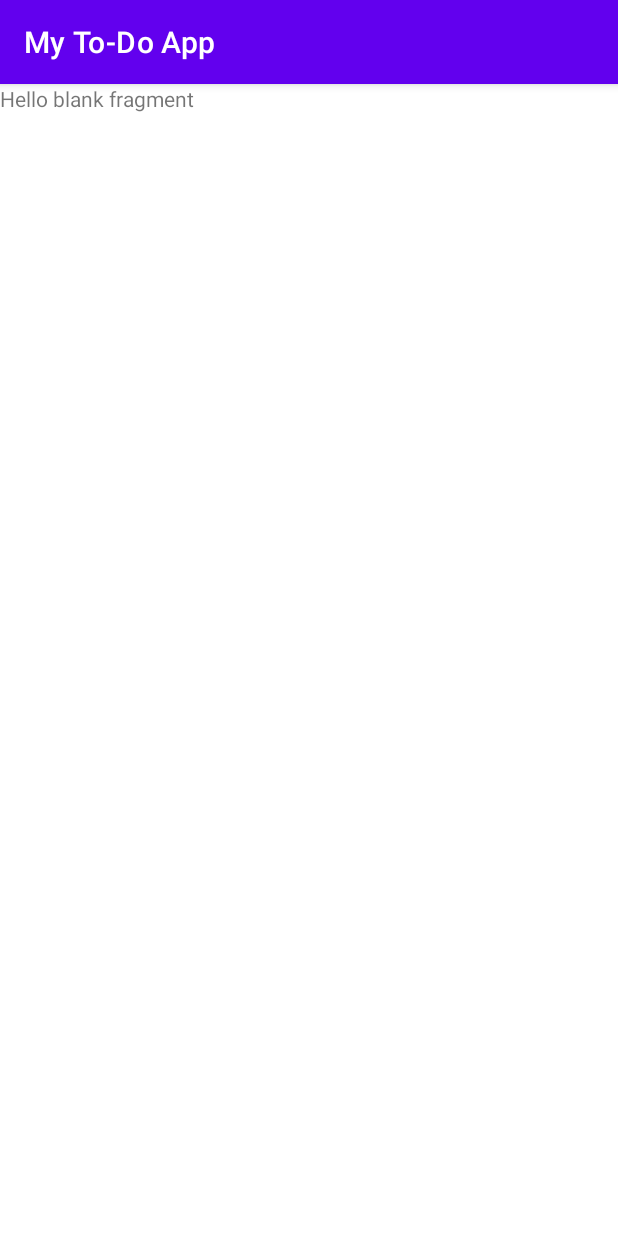
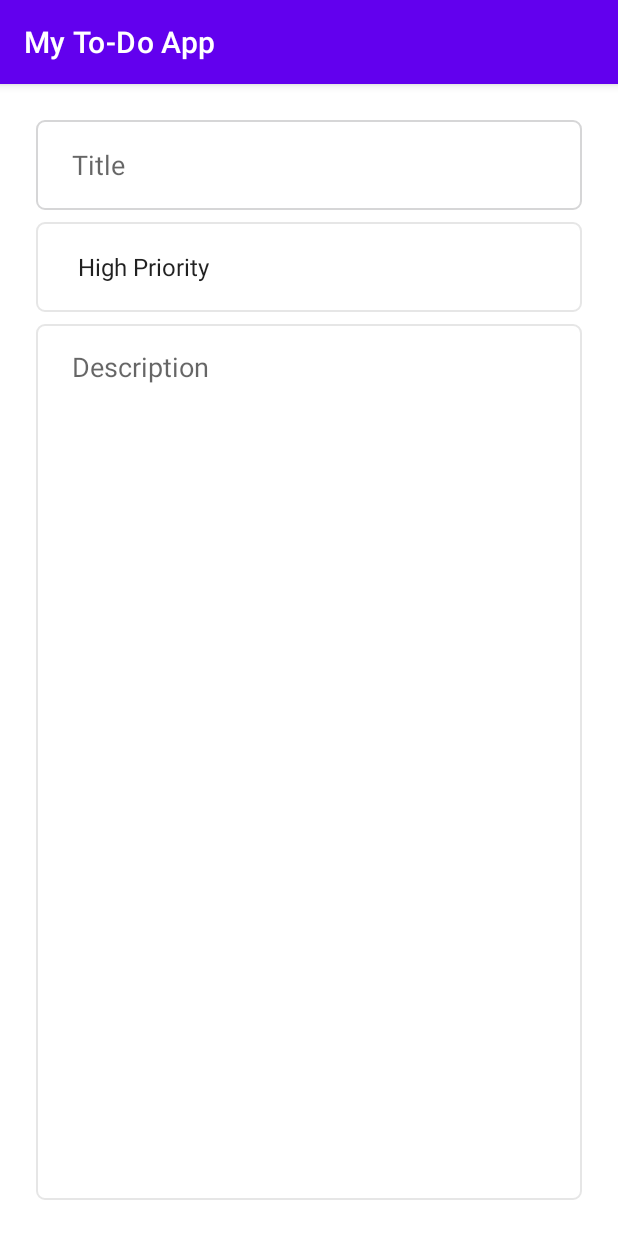
Before and after one commit to Bhaskar100-hub/My_To-Do_App, an Android app: the fragment UpdateFragment shown on its own in the app's theme, on a phone screen of 412 x 824 dp. Run offline under Robolectric (Android 15) with nearby library versions, the light colour scheme and no system bars.

Commit message:
Design UpdateFrament Layout

```diff
--- a/app/src/main/java/wary/bhaskar/myto_doapp/fragments/list/ListFragment.kt
+++ b/app/src/main/java/wary/bhaskar/myto_doapp/fragments/list/ListFragment.kt
@@ -2,9 +2,7 @@ package wary.bhaskar.myto_doapp.fragments.list
 
 import android.os.Bundle
 import androidx.fragment.app.Fragment
-import android.view.LayoutInflater
 import android.view.View
-import android.view.ViewGroup
 import androidx.navigation.fragment.findNavController
 import wary.bhaskar.myto_doapp.R
 import wary.bhaskar.myto_doapp.databinding.FragmentListBinding
@@ -20,5 +18,9 @@ class ListFragment : Fragment(R.layout.fragment_list) {
         binding.floatingActionButton.setOnClickListener {
             findNavController().navigate((R.id.action_listFragment_to_addFragment))
         }
+
+        binding.listLayout.setOnClickListener{
+            findNavController().navigate(R.id.action_listFragment_to_updateFragment)
+        }
     }
 }
--- /dev/null
+++ b/app/src/main/res/drawable/custom_input.xml
@@ -0,0 +1,20 @@
+<?xml version="1.0" encoding="utf-8"?>
+<selector xmlns:android="http://schemas.android.com/apk/res/android">
+
+    <item android:state_enabled="true" android:state_focused="true">
+        <shape android:shape="rectangle">
+            <solid android:color="@color/white"/>
+            <stroke android:width="1dp" android:color="@color/colorPrimary"/>
+            <corners android:radius="5dp"/>
+        </shape>
+    </item>
+
+    <item android:state_enabled="true">
+        <shape android:shape="rectangle">
+            <solid android:color="@color/white"/>
+            <stroke android:width="1dp" android:color="@color/lightGray"/>
+            <corners android:radius="5dp"/>
+        </shape>
+    </item>
+
+</selector>
--- a/app/src/main/res/layout/fragment_add.xml
+++ b/app/src/main/res/layout/fragment_add.xml
@@ -54,4 +54,5 @@
         app:layout_constraintHorizontal_bias="0.5"
         app:layout_constraintStart_toStartOf="parent"
         app:layout_constraintTop_toBottomOf="@+id/priorities_spinner" />
+
 </androidx.constraintlayout.widget.ConstraintLayout>
--- a/app/src/main/res/layout/fragment_list.xml
+++ b/app/src/main/res/layout/fragment_list.xml
@@ -4,6 +4,7 @@
     xmlns:tools="http://schemas.android.com/tools"
     android:layout_width="match_parent"
     android:layout_height="match_parent"
+    android:id="@+id/listLayout"
     tools:context=".fragments.list.ListFragment">
 
     <androidx.recyclerview.widget.RecyclerView
--- a/app/src/main/res/layout/fragment_update.xml
+++ b/app/src/main/res/layout/fragment_update.xml
@@ -1,14 +1,58 @@
 <?xml version="1.0" encoding="utf-8"?>
-<FrameLayout xmlns:android="http://schemas.android.com/apk/res/android"
+<androidx.constraintlayout.widget.ConstraintLayout xmlns:android="http://schemas.android.com/apk/res/android"
     xmlns:tools="http://schemas.android.com/tools"
     android:layout_width="match_parent"
     android:layout_height="match_parent"
+    android:padding="24dp"
+    xmlns:app="http://schemas.android.com/apk/res-auto"
     tools:context=".fragments.update.UpdateFragment">
 
-    <!-- TODO: Update blank fragment layout -->
-    <TextView
-        android:layout_width="match_parent"
-        android:layout_height="match_parent"
-        android:text="@string/hello_blank_fragment" />
+    <EditText
+        android:id="@+id/current_title_et"
+        android:layout_width="0dp"
+        android:layout_height="60dp"
+        android:ems="10"
+        android:inputType="textPersonName"
+        android:hint="@string/title"
+        android:paddingStart="24dp"
+        android:paddingEnd="24dp"
+        android:background="@drawable/custom_input"
+        app:layout_constraintEnd_toEndOf="parent"
+        app:layout_constraintStart_toStartOf="parent"
+        app:layout_constraintTop_toTopOf="parent"
+        app:layout_constraintHorizontal_bias="0.5"/>
 
-</FrameLayout>
+    <Spinner
+        android:id="@+id/current_priorities_spinner"
+        android:layout_width="0dp"
+        android:layout_height="60dp"
+        android:layout_marginTop="8dp"
+        android:paddingStart="20dp"
+        android:paddingEnd="20dp"
+        android:entries="@array/priorities"
+        android:background="@drawable/custom_input"
+        app:layout_constraintEnd_toEndOf="parent"
+        app:layout_constraintHorizontal_bias="0.5"
+        app:layout_constraintStart_toStartOf="parent"
+        app:layout_constraintTop_toBottomOf="@+id/current_title_et" />
+
+    <EditText
+        android:id="@+id/current_description_et"
+        android:layout_width="0dp"
+        android:layout_height="0dp"
+        android:ems="10"
+        android:paddingStart="24dp"
+        android:paddingEnd="24dp"
+        android:paddingTop="16dp"
+        android:gravity="top | start"
+        android:inputType="textMultiLine"
+        android:layout_marginTop="8dp"
+        android:background="@drawable/custom_input"
+        android:hint="@string/description"
+        app:layout_constraintBottom_toBottomOf="parent"
+        app:layout_constraintEnd_toEndOf="parent"
+        app:layout_constraintHorizontal_bias="0.5"
+        app:layout_constraintStart_toStartOf="parent"
+        app:layout_constraintTop_toBottomOf="@+id/current_priorities_spinner" />
+
+</androidx.constraintlayout.widget.ConstraintLayout>
```
